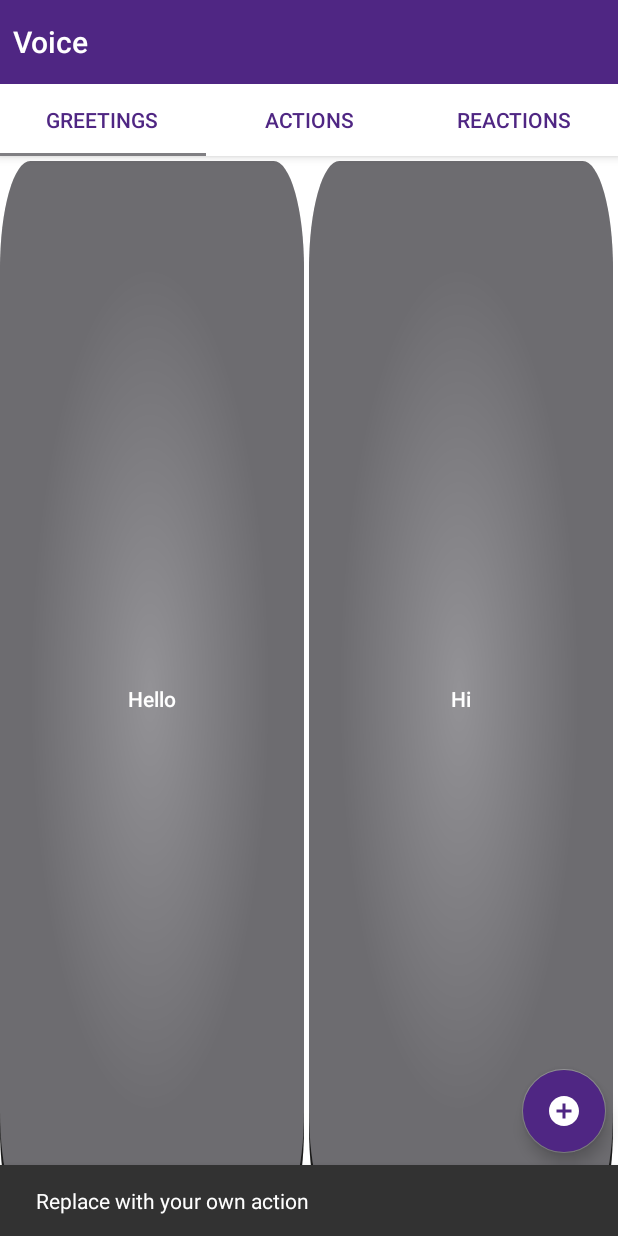
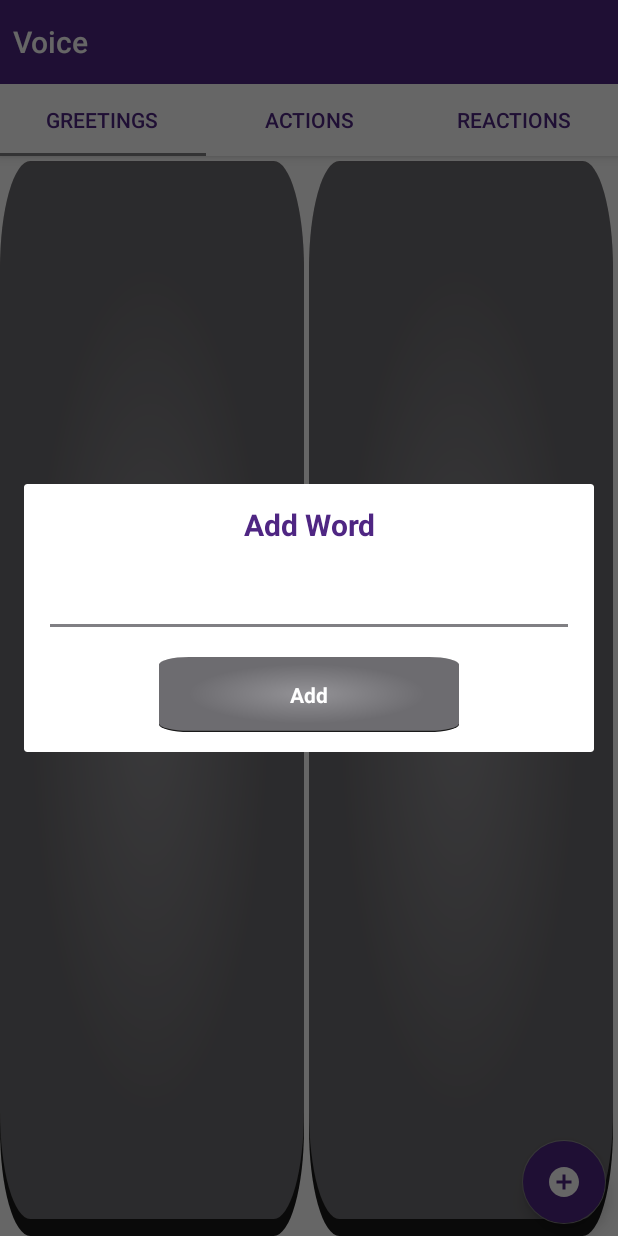
Before and after one commit to PorscheFan88/ITracker, an Android app: the PlaceholderFragment screen opened directly, with no data from a screen before it, after a tap on an icon or button, on a phone screen of 412 x 824 dp. Run offline under Robolectric (Android 15) with nearby library versions, the phone set to English and light mode, and no system bars; libraries missing offline, so code that uses them is left out: android.arch.core; 1 statement that could not run was skipped.

Commit message:
Full speech button operations are complete! - Add words by pressing the floating button - Remove words by long clicking word buttons

```diff
--- a/app/src/main/java/com/google/android/gms/samples/vision/face/itracker/activities/Voice.java
+++ b/app/src/main/java/com/google/android/gms/samples/vision/face/itracker/activities/Voice.java
@@ -1,37 +1,104 @@
 package com.google.android.gms.samples.vision.face.itracker.activities;
 
+import android.app.AlertDialog;
+import android.content.Context;
+import android.content.SharedPreferences;
 import android.os.Bundle;
 import android.support.design.widget.FloatingActionButton;
 import android.support.design.widget.Snackbar;
 import android.support.design.widget.TabLayout;
 import android.support.v4.view.ViewPager;
 import android.support.v7.app.AppCompatActivity;
+import android.util.Log;
+import android.view.LayoutInflater;
 import android.view.Menu;
 import android.view.MenuItem;
 import android.view.View;
+import android.widget.Button;
+import android.widget.EditText;
+import android.widget.Toast;
 
 import com.google.android.gms.samples.vision.face.itracker.R;
 import com.google.android.gms.samples.vision.face.itracker.activities.ui.main.SectionsPagerAdapter;
 
+import java.util.ArrayList;
+
 public class Voice extends AppCompatActivity {
+
+    private String TAG = "Voice";
+    //ArrayLists to store words
+    private ArrayList<String> greetings = new ArrayList<>();
+    private ArrayList<String> actions = new ArrayList<>();
+    private ArrayList<String> reactions = new ArrayList<>();
 
     @Override
     protected void onCreate(Bundle savedInstanceState) {
         super.onCreate(savedInstanceState);
+
         setContentView(R.layout.activity_voice);
-        SectionsPagerAdapter sectionsPagerAdapter = new SectionsPagerAdapter(this, getSupportFragmentManager());
-        ViewPager viewPager = (ViewPager) findViewById(R.id.view_pager);
+        final SectionsPagerAdapter sectionsPagerAdapter = new SectionsPagerAdapter(this, getSupportFragmentManager());
+        final ViewPager viewPager = (ViewPager) findViewById(R.id.view_pager);
         viewPager.setAdapter(sectionsPagerAdapter);
         TabLayout tabs = (TabLayout) findViewById(R.id.tabs);
         tabs.setupWithViewPager(viewPager);
         FloatingActionButton fab = (FloatingActionButton) findViewById(R.id.fab);
 
+        //Load shared preferences for words
+        final SharedPreferences pref = getSharedPreferences("MyPref", 0); // 0 - for private mode
+
+        greetings = SharedPreferenceWords.toArrayList(pref, "greeting_");
+        actions = SharedPreferenceWords.toArrayList(pref, "action_");
+        reactions = SharedPreferenceWords.toArrayList(pref, "reaction_");
+
         fab.setOnClickListener(new View.OnClickListener() {
             @Override
             public void onClick(View view) {
-                Snackbar.make(view, "Replace with your own action", Snackbar.LENGTH_LONG)
-                        .setAction("Action", null).show();
+
+                final Context context = Voice.this;
+
+                final AlertDialog.Builder builder = new AlertDialog.Builder(context);
+
+                LayoutInflater inflater = LayoutInflater.from(context);
+                final View dialogView= inflater.inflate(R.layout.add_word_dialog, null);
+                //EditText for entered words
+                final EditText edtWord = dialogView.findViewById(R.id.edtAddWord);
+
+                builder.setView(dialogView);
+                final AlertDialog ad = builder.create();
+                ad.show();
+                //Add word button is pressed.
+                dialogView.findViewById(R.id.btnAddWord).setOnClickListener(new View.OnClickListener() {
+                    @Override
+                    public void onClick(View view) {
+                        String word = edtWord.getText().toString();
+                        //Check if word is not of zero length
+                        if (word.trim().length() <= 0) {
+                            Toast.makeText(context,getString(R.string.incorrect_input), Toast.LENGTH_LONG).show();
+                        } else {
+                            int index = viewPager.getCurrentItem();//Get current page number
+                            //Choose tag beginning
+                            if (index == 0) {
+                                greetings.add(word);
+                                SharedPreferenceWords.toSharedPreference(pref,"greeting_",greetings);
+                            } else if (index == 1) {
+                                actions.add(word);
+                                SharedPreferenceWords.toSharedPreference(pref,"action_",actions);
+                            } else {
+                                reactions.add(word);
+                                SharedPreferenceWords.toSharedPreference(pref,"reaction_",reactions);
+                            }
+
+                            Toast.makeText(context,getString(R.string.word_added), Toast.LENGTH_LONG).show();
+                            //Update GridLayout and close dialog
+                            viewPager.setAdapter(sectionsPagerAdapter);
+                            viewPager.setCurrentItem(index);
+                            ad.cancel();
+                        }
+                    }
+                });
+
             }
         });
     }
+
 }
--- a/app/src/main/java/com/google/android/gms/samples/vision/face/itracker/activities/ui/main/NonSwipeableViewPager.java
+++ b/app/src/main/java/com/google/android/gms/samples/vision/face/itracker/activities/ui/main/NonSwipeableViewPager.java
@@ -52,7 +52,7 @@ public class NonSwipeableViewPager extends ViewPager {
 
         @Override
         public void startScroll(int startX, int startY, int dx, int dy, int duration) {
-            super.startScroll(startX, startY, dx, dy, 350 /*1 secs*/);
+            super.startScroll(startX, startY, dx, dy, 100 /*1 secs*/);
         }
     }
 }
--- a/app/src/main/java/com/google/android/gms/samples/vision/face/itracker/activities/ui/main/PlaceholderFragment.java
+++ b/app/src/main/java/com/google/android/gms/samples/vision/face/itracker/activities/ui/main/PlaceholderFragment.java
@@ -1,5 +1,6 @@
 package com.google.android.gms.samples.vision.face.itracker.activities.ui.main;
 
+import android.app.AlertDialog;
 import android.content.Context;
 import android.content.SharedPreferences;
 import android.os.Bundle;
@@ -9,6 +10,7 @@ import android.view.LayoutInflater;
 import android.view.View;
 import android.view.ViewGroup;
 import android.widget.Button;
+import android.widget.EditText;
 import android.widget.GridLayout;
 import android.widget.TextView;
 import android.support.annotation.Nullable;
@@ -16,8 +18,10 @@ import android.support.annotation.NonNull;
 import android.support.v4.app.Fragment;
 import android.arch.lifecycle.Observer;
 import android.arch.lifecycle.ViewModelProviders;
+import android.widget.Toast;
 
 import com.google.android.gms.samples.vision.face.itracker.R;
+import com.google.android.gms.samples.vision.face.itracker.activities.SharedPreferenceWords;
 
 import java.util.ArrayList;
 import java.util.Locale;
@@ -28,6 +32,11 @@ import java.util.Locale;
 public class PlaceholderFragment extends Fragment {
 
     private static final String ARG_SECTION_NUMBER = "section_number";
+
+    //ArrayLists to store words
+    private ArrayList<String> greetings = new ArrayList<>();
+    private ArrayList<String> actions = new ArrayList<>();
+    private ArrayList<String> reactions = new ArrayList<>();
 
     private PageViewModel pageViewModel;
 
@@ -54,52 +63,43 @@ public class PlaceholderFragment extends Fragment {
 
     @Override
     public View onCreateView(
-            @NonNull LayoutInflater inflater, ViewGroup container,
-            Bundle savedInstanceState) {
+            @NonNull LayoutInflater inflater, final ViewGroup container,
+            final Bundle savedInstanceState) {
         View root = inflater.inflate(R.layout.fragment_voice, container, false);
+
+        //Load shared preferences for words
+        final SharedPreferences pref = getContext().getSharedPreferences("MyPref", 0); // 0 - for private mode
+        //Populating arrayLists with words
+        greetings = SharedPreferenceWords.toArrayList(pref, "greeting_");
+        actions = SharedPreferenceWords.toArrayList(pref, "action_");
+        reactions = SharedPreferenceWords.toArrayList(pref, "reaction_");
 
         final GridLayout grid = root.findViewById(R.id.grid);//Inflate gridview
 
         int index = getArguments().getInt(ARG_SECTION_NUMBER);//Get current page index
 
-        //Load shared preferences for words
-        SharedPreferences pref = getContext().getSharedPreferences("MyPref", 0); // 0 - for private mode
-        SharedPreferences.Editor editor = pref.edit();
         //Array list to store words
-        ArrayList<String> words = new ArrayList<>();
-
-        String tag;//Store preference tag
-        //Chooses tag based on index
+        final ArrayList<String> words;
+        final String tag;
+        //Chooses correct set of words
         if (index == 1) {
-            tag = "greeting_";
+           words = greetings;
+           tag = "greeting_";
         } else if (index == 2) {
+            words = actions;
             tag = "action_";
         } else {
+            words = reactions;
             tag = "reaction_";
         }
 
-        boolean run = true;//Tester for loop
-        int counter = 1;//Loop counter
-        //Loops through preferences
-        while (run) {
-            String word = pref.getString(tag + counter, null);//Finds word in preferences
-            if (word == null) {//If word is null, exit.
-                run = false;
-                counter = 1;
-            } else {//If not null add to list, increment counter
-                words.add(word);
-                counter++;
-            }
-        }
-
-        editor.apply();//Apply changes
-
+        //Speech engine
         final TextToSpeech speech =new TextToSpeech(getContext(), new TextToSpeech.OnInitListener() {
             @Override
             public void onInit(int status) {
             }
         });
-        speech.setLanguage(Locale.CANADA);
+        speech.setLanguage(Locale.CANADA);//Language
 
         /*
         Add buttons to gridview
@@ -129,11 +129,41 @@ public class PlaceholderFragment extends Fragment {
             btn.setAllCaps(false);
             btn.setText(words.get(i));
             grid.addView(btn);
-
+            //Click listener
             btn.setOnClickListener(new View.OnClickListener() {
                 @Override
                 public void onClick(View view) {
+                    //Speak
                     speech.speak(btn.getText().toString(),TextToSpeech.QUEUE_FLUSH, null);
+                }
+            });
+            //On a long click, delete word
+            btn.setOnLongClickListener(new View.OnLongClickListener() {
+                @Override
+                public boolean onLongClick(View view) {
+                    final AlertDialog.Builder builder = new AlertDialog.Builder(getContext());
+
+                    final LayoutInflater inflater = LayoutInflater.from(getContext());
+                    final View dialogView= inflater.inflate(R.layout.delete_word_dialog, null);
+
+                    builder.setView(dialogView);
+                    final AlertDialog ad = builder.create();
+                    ad.show();
+
+                    dialogView.findViewById(R.id.btnDeleteWord).setOnClickListener(new View.OnClickListener() {
+                        @Override
+                        public void onClick(View view) {
+                            words.remove(btn.getText().toString());//Remove word from list
+                            SharedPreferenceWords.toSharedPreference(pref,tag,words);//Update preferences
+                            ad.cancel();//Close dialog
+
+                            Toast.makeText(getContext(), getString(R.string.word_deleted), Toast.LENGTH_LONG).show();
+
+                            grid.removeView(btn);//Remove UI Button. (Real word has been removed already)
+
+                        }
+                    });
+                    return false;
                 }
             });
 
--- a/app/src/main/java/com/google/android/gms/samples/vision/face/itracker/activities/ui/main/SectionsPagerAdapter.java
+++ b/app/src/main/java/com/google/android/gms/samples/vision/face/itracker/activities/ui/main/SectionsPagerAdapter.java
@@ -42,7 +42,7 @@ public class SectionsPagerAdapter extends FragmentPagerAdapter {
 
     @Override
     public int getCount() {
-        // Show 2 total pages.
+        // Show 3 total pages.
         return 3;
     }
 }
--- /dev/null
+++ b/app/src/main/res/layout/add_word_dialog.xml
@@ -0,0 +1,39 @@
+<?xml version="1.0" encoding="utf-8"?>
+<RelativeLayout
+    xmlns:android="http://schemas.android.com/apk/res/android" android:layout_width="match_parent"
+    android:layout_height="wrap_content">
+
+    <TextView
+        android:layout_width="match_parent"
+        android:layout_height="wrap_content"
+        android:textStyle="bold"
+        android:textColor="@color/colorPrimaryDark"
+        android:textSize="20sp"
+        android:text="@string/add_word"
+        android:layout_centerHorizontal="true"
+        android:gravity="center"
+        android:layout_margin="13dp"
+        android:id="@+id/title"/>
+
+    <EditText
+        android:layout_width="match_parent"
+        android:layout_height="wrap_content"
+        android:layout_below="@id/title"
+        android:layout_marginStart="13dp"
+        android:layout_marginEnd="13dp"
+        android:id="@+id/edtAddWord"
+        android:textSize="20sp"
+        android:textColor="#000" />
+
+    <Button
+        android:layout_width="200dp"
+        android:layout_height="50dp"
+        android:layout_below="@id/edtAddWord"
+        android:layout_margin="13dp"
+        android:layout_centerHorizontal="true"
+        style="@style/MainButton"
+        android:text="@string/add"
+        android:id="@+id/btnAddWord"/>
+
+
+</RelativeLayout>
--- a/app/src/main/res/values/strings.xml
+++ b/app/src/main/res/values/strings.xml
@@ -25,4 +25,11 @@
     <string name="reaction_2">Very Funny</string>
     <string name="reaction_3">I\'m Happy</string>
     <string name="reaction_4">I\'m Sad</string>
+    <string name="add_word">Add Word</string>
+    <string name="delete_word">Delete Word?</string>
+    <string name="word_deleted">Word Deleted</string>
+    <string name="add">Add</string>
+    <string name="delete">Delete</string>
+    <string name="incorrect_input">Incorrect Input</string>
+    <string name="word_added">Word Added!</string>
 </resources>
```
Also changed, not shown: app/src/main/java/com/google/android/gms/samples/vision/face/itracker/activities/SharedPreferenceWords.java (added, +73 -0 lines), app/src/main/res/layout/delete_word_dialog.xml (added, +29 -0 lines).
